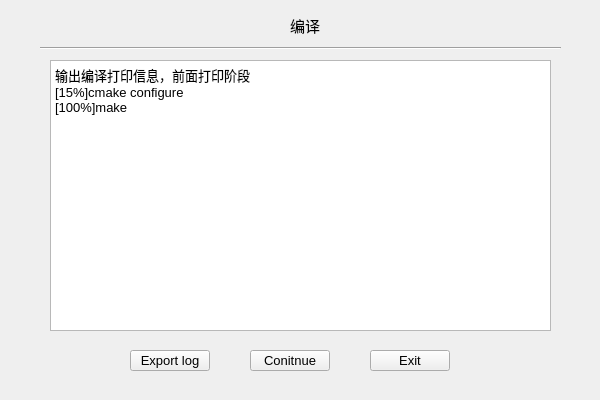
feishengfei/benchUI, file basebench/build_page.ui: the form before one commit.
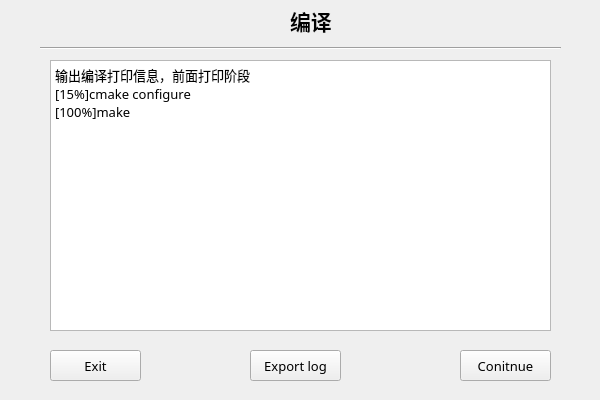
The form after the commit.

Diff of the .ui file:
```diff
--- a/basebench/build_page.ui
+++ b/basebench/build_page.ui
@@ -13,20 +13,33 @@
   <property name="windowTitle">
    <string>Form</string>
   </property>
+  <property name="autoFillBackground">
+   <bool>true</bool>
+  </property>
   <widget class="QPushButton" name="buildExitBtn">
    <property name="geometry">
     <rect>
-     <x>370</x>
+     <x>50</x>
      <y>350</y>
-     <width>80</width>
-     <height>21</height>
+     <width>91</width>
+     <height>31</height>
     </rect>
    </property>
+   <property name="sizePolicy">
+    <sizepolicy hsizetype="Ignored" vsizetype="Ignored">
+     <horstretch>0</horstretch>
+     <verstretch>0</verstretch>
+    </sizepolicy>
+   </property>
    <property name="font">
     <font>
+     <family>微软雅黑</family>
      <pointsize>10</pointsize>
     </font>
    </property>
+   <property name="autoFillBackground">
+    <bool>true</bool>
+   </property>
    <property name="text">
     <string>Exit</string>
    </property>
@@ -40,33 +53,57 @@
      <height>271</height>
     </rect>
    </property>
+   <property name="sizePolicy">
+    <sizepolicy hsizetype="Ignored" vsizetype="Ignored">
+     <horstretch>0</horstretch>
+     <verstretch>0</verstretch>
+    </sizepolicy>
+   </property>
+   <property name="font">
+    <font>
+     <family>微软雅黑</family>
+     <pointsize>10</pointsize>
+    </font>
+   </property>
+   <property name="autoFillBackground">
+    <bool>true</bool>
+   </property>
    <property name="html">
     <string>&lt;!DOCTYPE HTML PUBLIC &quot;-//W3C//DTD HTML 4.0//EN&quot; &quot;http://www.w3.org/TR/REC-html40/strict.dtd&quot;&gt;
 &lt;html&gt;&lt;head&gt;&lt;meta name=&quot;qrichtext&quot; content=&quot;1&quot; /&gt;&lt;style type=&quot;text/css&quot;&gt;
 p, li { white-space: pre-wrap; }
-&lt;/style&gt;&lt;/head&gt;&lt;body style=&quot; font-family:'SimSun'; font-size:6pt; font-weight:400; font-style:normal;&quot;&gt;
-&lt;p style=&quot; margin-top:0px; margin-bottom:0px; margin-left:0px; margin-right:0px; -qt-block-indent:0; text-indent:0px;&quot;&gt;&lt;span style=&quot; font-size:10pt;&quot;&gt;输出编译打印信息，前面打印阶段&lt;/span&gt;&lt;/p&gt;
-&lt;p style=&quot; margin-top:0px; margin-bottom:0px; margin-left:0px; margin-right:0px; -qt-block-indent:0; text-indent:0px;&quot;&gt;&lt;span style=&quot; font-size:10pt;&quot;&gt;[15%]cmake configure&lt;/span&gt;&lt;/p&gt;
-&lt;p style=&quot; margin-top:0px; margin-bottom:0px; margin-left:0px; margin-right:0px; -qt-block-indent:0; text-indent:0px;&quot;&gt;&lt;span style=&quot; font-size:10pt;&quot;&gt;[100%]make&lt;/span&gt;&lt;/p&gt;&lt;/body&gt;&lt;/html&gt;</string>
+&lt;/style&gt;&lt;/head&gt;&lt;body style=&quot; font-family:'微软雅黑'; font-size:10pt; font-weight:400; font-style:normal;&quot;&gt;
+&lt;p style=&quot; margin-top:0px; margin-bottom:0px; margin-left:0px; margin-right:0px; -qt-block-indent:0; text-indent:0px;&quot;&gt;&lt;span style=&quot; font-family:'SimSun';&quot;&gt;输出编译打印信息，前面打印阶段&lt;/span&gt;&lt;/p&gt;
+&lt;p style=&quot; margin-top:0px; margin-bottom:0px; margin-left:0px; margin-right:0px; -qt-block-indent:0; text-indent:0px;&quot;&gt;&lt;span style=&quot; font-family:'SimSun';&quot;&gt;[15%]cmake configure&lt;/span&gt;&lt;/p&gt;
+&lt;p style=&quot; margin-top:0px; margin-bottom:0px; margin-left:0px; margin-right:0px; -qt-block-indent:0; text-indent:0px;&quot;&gt;&lt;span style=&quot; font-family:'SimSun';&quot;&gt;[100%]make&lt;/span&gt;&lt;/p&gt;&lt;/body&gt;&lt;/html&gt;</string>
    </property>
   </widget>
   <widget class="QLabel" name="label">
    <property name="geometry">
     <rect>
      <x>290</x>
-     <y>10</y>
-     <width>41</width>
-     <height>31</height>
+     <y>0</y>
+     <width>91</width>
+     <height>41</height>
     </rect>
    </property>
+   <property name="sizePolicy">
+    <sizepolicy hsizetype="Ignored" vsizetype="Ignored">
+     <horstretch>0</horstretch>
+     <verstretch>0</verstretch>
+    </sizepolicy>
+   </property>
    <property name="font">
     <font>
      <family>微软雅黑</family>
-     <pointsize>11</pointsize>
-     <weight>50</weight>
-     <bold>false</bold>
+     <pointsize>16</pointsize>
+     <weight>75</weight>
+     <bold>true</bold>
     </font>
    </property>
+   <property name="autoFillBackground">
+    <bool>true</bool>
+   </property>
    <property name="text">
     <string>编译</string>
    </property>
@@ -74,17 +111,27 @@
   <widget class="QPushButton" name="buildContinueBtn">
    <property name="geometry">
     <rect>
-     <x>250</x>
+     <x>460</x>
      <y>350</y>
-     <width>80</width>
-     <height>21</height>
+     <width>91</width>
+     <height>31</height>
     </rect>
    </property>
+   <property name="sizePolicy">
+    <sizepolicy hsizetype="Ignored" vsizetype="Ignored">
+     <horstretch>0</horstretch>
+     <verstretch>0</verstretch>
+    </sizepolicy>
+   </property>
    <property name="font">
     <font>
+     <family>微软雅黑</family>
      <pointsize>10</pointsize>
     </font>
    </property>
+   <property name="autoFillBackground">
+    <bool>true</bool>
+   </property>
    <property name="text">
     <string>Conitnue</string>
    </property>
@@ -92,17 +139,27 @@
   <widget class="QPushButton" name="buildExportBtn">
    <property name="geometry">
     <rect>
-     <x>130</x>
+     <x>250</x>
      <y>350</y>
-     <width>80</width>
-     <height>21</height>
+     <width>91</width>
+     <height>31</height>
     </rect>
    </property>
+   <property name="sizePolicy">
+    <sizepolicy hsizetype="Ignored" vsizetype="Ignored">
+     <horstretch>0</horstretch>
+     <verstretch>0</verstretch>
+    </sizepolicy>
+   </property>
    <property name="font">
     <font>
+     <family>微软雅黑</family>
      <pointsize>10</pointsize>
     </font>
    </property>
+   <property name="autoFillBackground">
+    <bool>true</bool>
+   </property>
    <property name="text">
     <string>Export log</string>
    </property>
```
Left out of the diff: 15 changed lines with no effect on the pictures.
